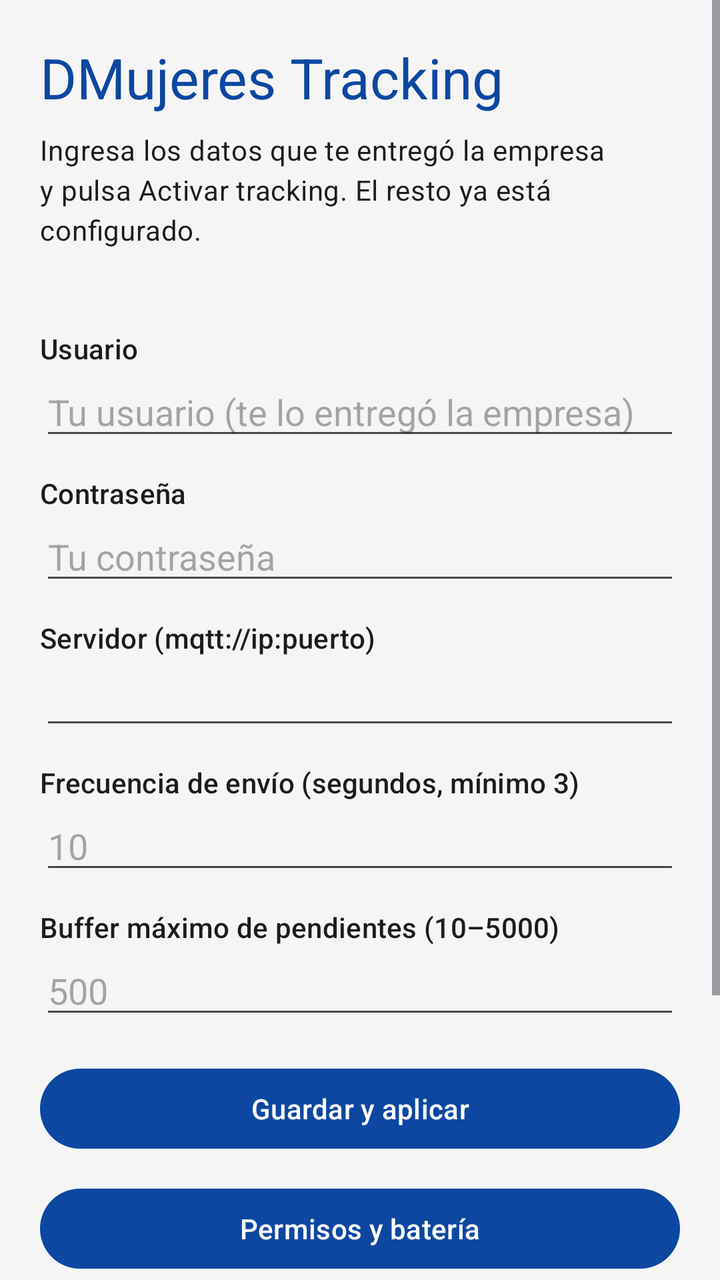
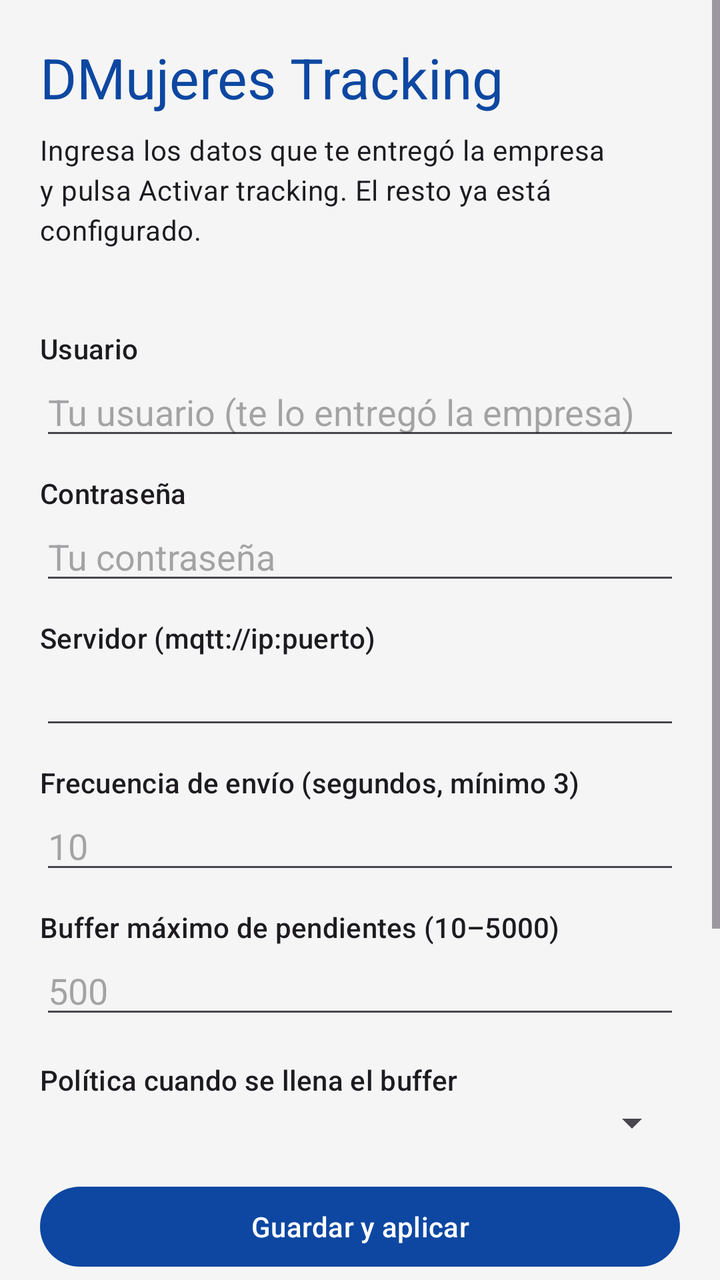

Two renders of the same Android screen: before a commit and after it. Below are the layout's source before the change and the commit's diff.
<!-- AndroidManifest.xml: application theme Theme.Dmujeres -->
<!-- res/layout/activity_main.xml -->
<?xml version="1.0" encoding="utf-8"?>
<ScrollView xmlns:android="http://schemas.android.com/apk/res/android"
    android:layout_width="match_parent"
    android:layout_height="match_parent"
    android:background="@color/background">

    <LinearLayout
        android:layout_width="match_parent"
        android:layout_height="wrap_content"
        android:orientation="vertical"
        android:padding="20dp">

        <TextView
            android:layout_width="wrap_content"
            android:layout_height="wrap_content"
            android:text="@string/app_name"
            android:textAppearance="@style/TextAppearance.Material3.HeadlineMedium"
            android:textColor="@color/primary"
            android:layout_marginBottom="8dp" />

        <TextView
            android:layout_width="wrap_content"
            android:layout_height="wrap_content"
            android:text="@string/login_body"
            android:textAppearance="@style/TextAppearance.Material3.BodyMedium"
            android:layout_marginBottom="16dp" />

        <TextView
            android:id="@+id/versionText"
            android:layout_width="wrap_content"
            android:layout_height="wrap_content"
            android:textAppearance="@style/TextAppearance.Material3.BodySmall"
            android:textColor="#666666"
            android:layout_marginBottom="8dp" />

        <TextView
            android:layout_width="wrap_content"
            android:layout_height="wrap_content"
            android:text="@string/username_label"
            android:textAppearance="@style/TextAppearance.Material3.LabelLarge" />

        <EditText
            android:id="@+id/usernameInput"
            android:layout_width="match_parent"
            android:layout_height="wrap_content"
            android:hint="@string/username_hint"
            android:inputType="text"
            android:layout_marginBottom="12dp" />

        <TextView
            android:layout_width="wrap_content"
            android:layout_height="wrap_content"
            android:text="@string/password_label"
            android:textAppearance="@style/TextAppearance.Material3.LabelLarge" />

        <EditText
            android:id="@+id/passwordInput"
            android:layout_width="match_parent"
            android:layout_height="wrap_content"
            android:hint="@string/password_hint"
            android:inputType="textPassword"
            android:layout_marginBottom="12dp" />

        <TextView
            android:layout_width="wrap_content"
            android:layout_height="wrap_content"
            android:text="@string/server_hint"
            android:textAppearance="@style/TextAppearance.Material3.LabelLarge" />

        <EditText
            android:id="@+id/serverInput"
            android:layout_width="match_parent"
            android:layout_height="wrap_content"
            android:inputType="textUri"
            android:layout_marginBottom="12dp" />

        <TextView
            android:layout_width="wrap_content"
            android:layout_height="wrap_content"
            android:text="@string/frequency_label"
            android:textAppearance="@style/TextAppearance.Material3.LabelLarge" />

        <EditText
            android:id="@+id/intervalInput"
            android:layout_width="match_parent"
            android:layout_height="wrap_content"
            android:inputType="number"
            android:hint="10"
            android:layout_marginBottom="12dp" />

        <TextView
            android:layout_width="wrap_content"
            android:layout_height="wrap_content"
            android:text="@string/buffer_label"
            android:textAppearance="@style/TextAppearance.Material3.LabelLarge" />

        <EditText
            android:id="@+id/bufferInput"
            android:layout_width="match_parent"
            android:layout_height="wrap_content"
            android:inputType="number"
            android:hint="500"
            android:layout_marginBottom="16dp" />

        <Button
            android:id="@+id/saveButton"
            android:layout_width="match_parent"
            android:layout_height="wrap_content"
            android:text="@string/save"
            android:layout_marginBottom="12dp" />

        <Button
            android:id="@+id/permissionsButton"
            android:layout_width="match_parent"
            android:layout_height="wrap_content"
            android:text="@string/permissions_button"
            android:layout_marginBottom="20dp" />

        <TextView
            android:id="@+id/stateText"
            android:layout_width="match_parent"
            android:layout_height="wrap_content"
            android:text="@string/tracking_off"
            android:textAppearance="@style/TextAppearance.Material3.TitleMedium"
            android:textColor="@color/primary"
            android:padding="12dp"
            android:background="@drawable/state_background"
            android:layout_marginBottom="12dp" />

        <TextView
            android:id="@+id/pendingText"
            android:layout_width="match_parent"
            android:layout_height="wrap_content"
            android:text=""
            android:textAppearance="@style/TextAppearance.Material3.BodyMedium"
            android:layout_marginBottom="20dp" />

        <Button
            android:id="@+id/toggleButton"
            android:layout_width="match_parent"
            android:layout_height="wrap_content"
            android:text="@string/start" />

    </LinearLayout>
</ScrollView>
<!-- resources referenced by this layout -->
<resources>
  <color name="background">#F5F5F5</color>
  <color name="primary">#0D47A1</color>
  <!-- drawable state_background (drawable) -->
  <?xml version="1.0" encoding="utf-8"?>
  <shape xmlns:android="http://schemas.android.com/apk/res/android" android:shape="rectangle">
      <solid android:color="#E3F2FD" />
      <corners android:radius="8dp" />
  </shape>
  <string name="app_name">DMujeres Tracking</string>
  <string name="buffer_label">Buffer máximo de pendientes (10–5000)</string>
  <string name="frequency_label">Frecuencia de envío (segundos, mínimo 3)</string>
  <string name="login_body">Ingresa los datos que te entregó la empresa y pulsa "Activar tracking". El resto ya está configurado.</string>
  <string name="password_hint">Tu contraseña</string>
  <string name="password_label">Contraseña</string>
  <string name="permissions_button">Permisos y batería</string>
  <string name="save">Guardar y aplicar</string>
  <string name="server_hint">Servidor (mqtt://ip:puerto)</string>
  <string name="start">Iniciar jornada</string>
  <string name="tracking_off">Jornada finalizada</string>
  <string name="username_hint">Tu usuario (te lo entregó la empresa)</string>
  <string name="username_label">Usuario</string>
  <style name="Theme.Dmujeres" parent="Theme.Material3.Light.NoActionBar">
          <item name="colorPrimary">@color/primary</item>
          <item name="colorPrimaryDark">@color/primary_dark</item>
          <item name="colorAccent">@color/accent</item>
          <item name="android:statusBarColor">@color/primary_dark</item>
      </style>
  <color name="primary_dark">#002171</color>
  <color name="accent">#FFC107</color>
</resources>

<!-- the commit's change to res/layout/activity_main.xml (unified diff, before → after) -->
@@ -102,6 +102,18 @@
             android:hint="500"
             android:layout_marginBottom="16dp" />
 
+        <TextView
+            android:layout_width="wrap_content"
+            android:layout_height="wrap_content"
+            android:text="@string/policy_label"
+            android:textAppearance="@style/TextAppearance.Material3.LabelLarge" />
+
+        <Spinner
+            android:id="@+id/policySpinner"
+            android:layout_width="match_parent"
+            android:layout_height="wrap_content"
+            android:layout_marginBottom="16dp" />
+
         <Button
             android:id="@+id/saveButton"
             android:layout_width="match_parent"
<!-- resource entries referenced after the edit -->
@@ -15,6 +15,7 @@
   <string name="password_hint">Tu contraseña</string>
   <string name="password_label">Contraseña</string>
   <string name="permissions_button">Permisos y batería</string>
+  <string name="policy_label">Política cuando se llena el buffer</string>
   <string name="save">Guardar y aplicar</string>
   <string name="server_hint">Servidor (mqtt://ip:puerto)</string>
   <string name="start">Iniciar jornada</string>
